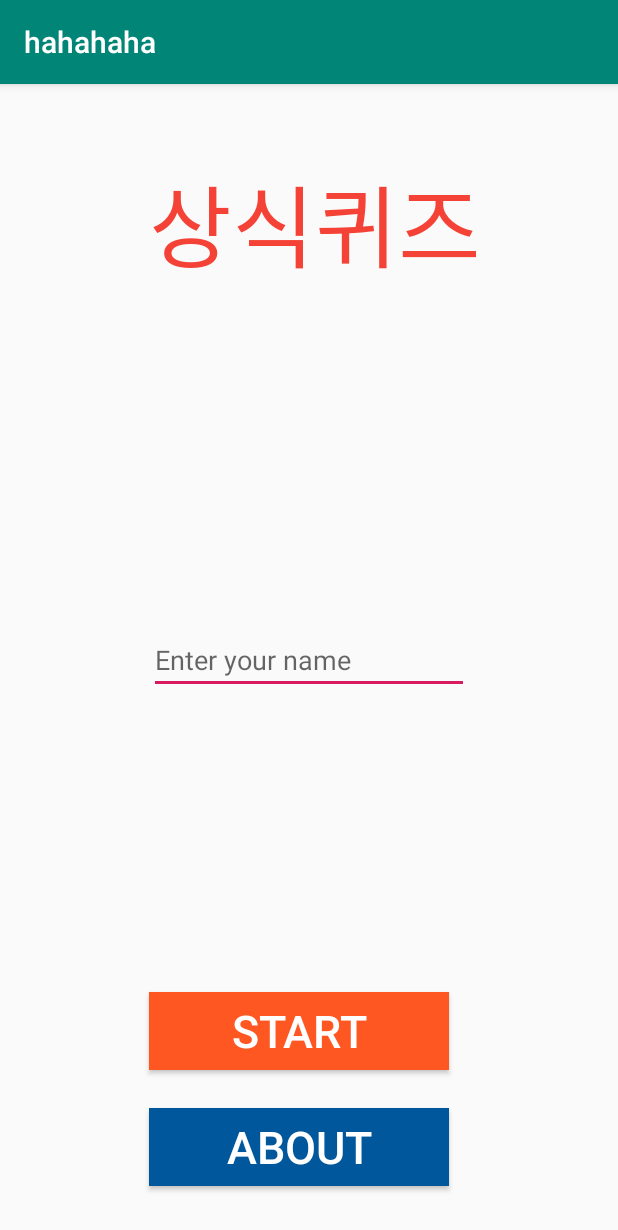
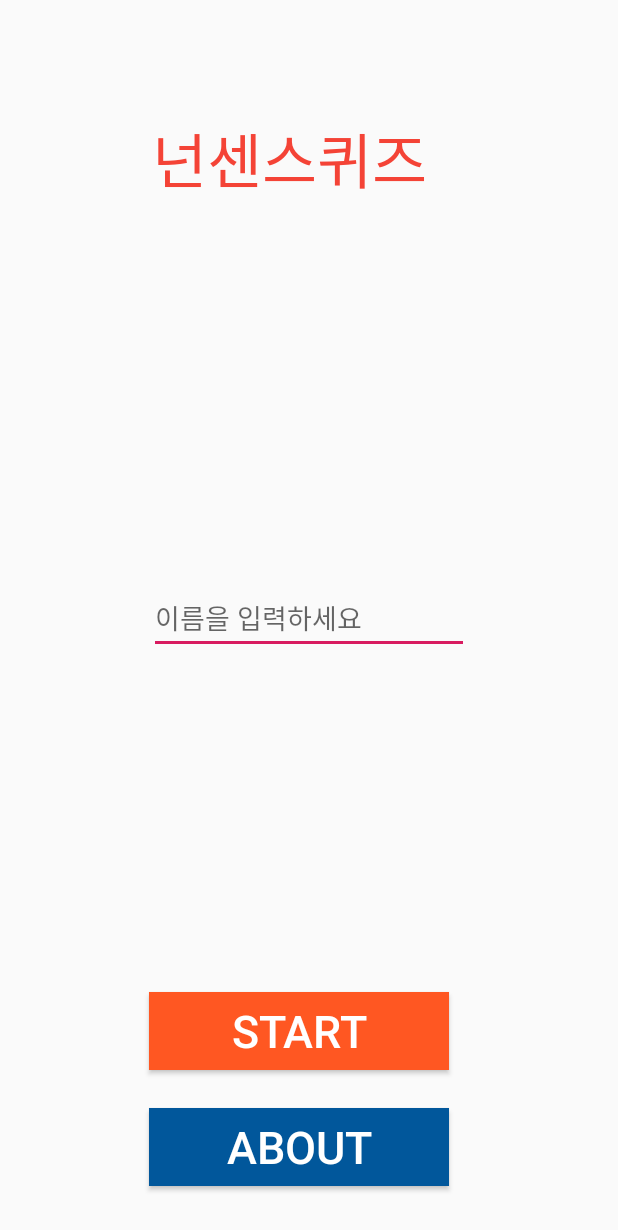
Before and after one commit to khjin2443/hahahaha, an Android app: the screen it shows after launch (MainActivity), on a phone screen of 412 x 824 dp. Shown: the top 1230 px of the screen. Run offline under Robolectric (Android 15) with nearby library versions, the phone set to English and light mode, and no system bars.

Commit message:
add quiz problem && change titlebar color

```diff
--- a/app/src/main/res/layout/activity_main.xml
+++ b/app/src/main/res/layout/activity_main.xml
@@ -7,16 +7,18 @@
     tools:context=".MainActivity">
 
     <TextView
+        android:id="@+id/textView"
         android:layout_width="wrap_content"
         android:layout_height="wrap_content"
+        android:layout_alignStart="@+id/edit_name"
+        android:layout_alignLeft="@+id/edit_name"
+        android:layout_alignParentTop="true"
+        android:layout_marginStart="2dp"
+        android:layout_marginLeft="2dp"
+        android:layout_marginTop="76dp"
         android:text="@string/quizapp"
-        android:layout_marginTop="48dp"
-        android:textSize="60dp"
-        android:id="@+id/textView"
-        android:layout_alignParentTop="true"
-        android:layout_alignLeft="@+id/edit_name"
-        android:layout_alignStart="@+id/edit_name"
-        android:textColor="#F44336" />
+        android:textColor="#F44336"
+        android:textSize="40dp" />
 
     <Button
         android:layout_width="200dp"
@@ -38,7 +40,7 @@
         android:ems="10"
         android:id="@+id/edit_name"
         android:textColor="#df040b"
-        android:hint="Enter your name"
+        android:hint="이름을 입력하세요"
         android:layout_centerVertical="true"
         android:layout_centerHorizontal="true" />
 
--- a/app/src/main/res/values/colors.xml
+++ b/app/src/main/res/values/colors.xml
@@ -1,6 +1,6 @@
 <?xml version="1.0" encoding="utf-8"?>
 <resources>
-    <color name="colorPrimary">#008577</color>
-    <color name="colorPrimaryDark">#00574B</color>
+    <color name="colorPrimary">#41c6ff</color>
+    <color name="colorPrimaryDark">#41c6ff</color>
     <color name="colorAccent">#D81B60</color>
 </resources>
--- a/app/src/main/res/values/strings.xml
+++ b/app/src/main/res/values/strings.xml
@@ -1,7 +1,7 @@
 <resources>
     <string name="app_name">hahahaha</string>
     <string name="your_score">현재 점수 : </string>
-    <string name="quizapp">상식퀴즈</string>
+    <string name="quizapp">넌센스퀴즈</string>
 
     <string name="question1">1. What is Deoxyribonucleic acid commonly referred to as?</string>
     <string name="question1_choice1">RNA</string>
--- a/app/src/main/res/values/styles.xml
+++ b/app/src/main/res/values/styles.xml
@@ -1,7 +1,7 @@
 <resources>
 
     <!-- Base application theme. -->
-    <style name="AppTheme" parent="Theme.AppCompat.Light.DarkActionBar">
+    <style name="AppTheme" parent="Theme.AppCompat.Light.NoActionBar">
         <!-- Customize your theme here. -->
         <item name="colorPrimary">@color/colorPrimary</item>
         <item name="colorPrimaryDark">@color/colorPrimaryDark</item>
```
Also changed, not shown: app/src/main/res/layout/activity_quiz.xml (+14 -14 lines).
